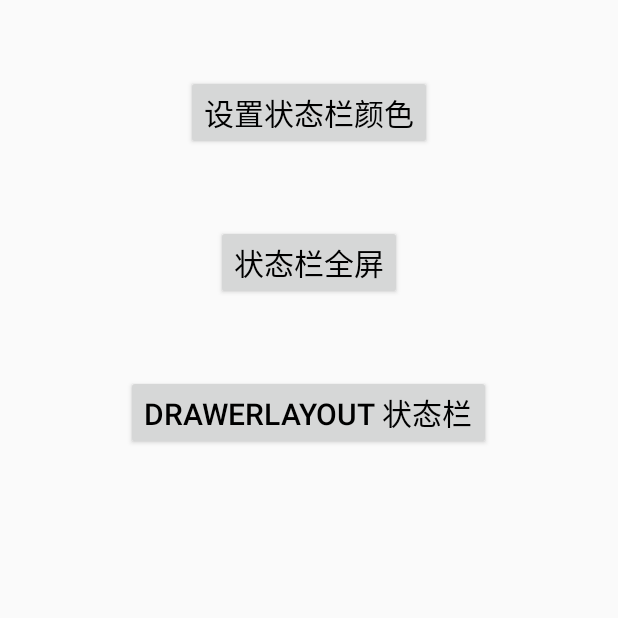
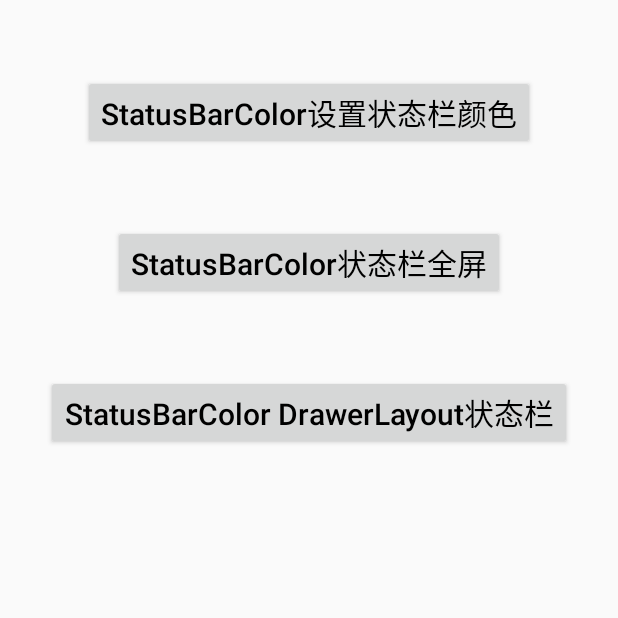
Before and after one commit to dongjieorg/DongjieDemos, an Android app: the ImmersiveActivity screen opened directly, with no data from a screen before it, on a phone screen of 412 x 824 dp, the top half of it. Run offline under Robolectric (Android 15) with nearby library versions, the phone set to English and light mode, and no system bars.

Commit message:
优化沉浸demo

```diff
--- a/app/src/main/java/com/dongjie/dongjiedemos/immersive_status/ImmersiveActivity.java
+++ b/app/src/main/java/com/dongjie/dongjiedemos/immersive_status/ImmersiveActivity.java
@@ -13,6 +13,8 @@ import com.dongjie.dongjiedemos.immersive_status.immersive_activity.StatusColorA
 /**
  * 第三方沉浸式状态栏
  * GitHub地址：https://github.com/zyj1609wz/Android-StatusBarColor
+ *
+ * 还有一个也挺不错，GitHub地址：https://github.com/yanzhenjie/Sofia
  */
 public class ImmersiveActivity extends BaseActivity {
 
--- a/app/src/main/res/layout/activity_immersive.xml
+++ b/app/src/main/res/layout/activity_immersive.xml
@@ -8,33 +8,36 @@
     <Button
         android:layout_width="wrap_content"
         android:layout_height="wrap_content"
-        android:text="设置状态栏颜色"
+        android:text="StatusBarColor设置状态栏颜色"
         android:textColor="#000"
         android:textSize="20dp"
         android:layout_gravity="center_horizontal"
         android:layout_marginTop="50dp"
         android:onClick="onButtonClick"
+        android:textAllCaps="false"
         />
 
     <Button
         android:layout_width="wrap_content"
         android:layout_height="wrap_content"
-        android:text="状态栏全屏"
+        android:text="StatusBarColor状态栏全屏"
         android:textColor="#000"
         android:textSize="20dp"
         android:layout_gravity="center_horizontal"
         android:layout_marginTop="50dp"
         android:onClick="onButtonClick2"
+        android:textAllCaps="false"
         />
 
     <Button
         android:layout_width="wrap_content"
         android:layout_height="wrap_content"
-        android:text="DrawerLayout 状态栏"
+        android:text="StatusBarColor DrawerLayout状态栏"
         android:textColor="#000"
         android:textSize="20dp"
         android:layout_gravity="center_horizontal"
         android:layout_marginTop="50dp"
         android:onClick="onButtonClick3"
+        android:textAllCaps="false"
         />
 </LinearLayout>
```
